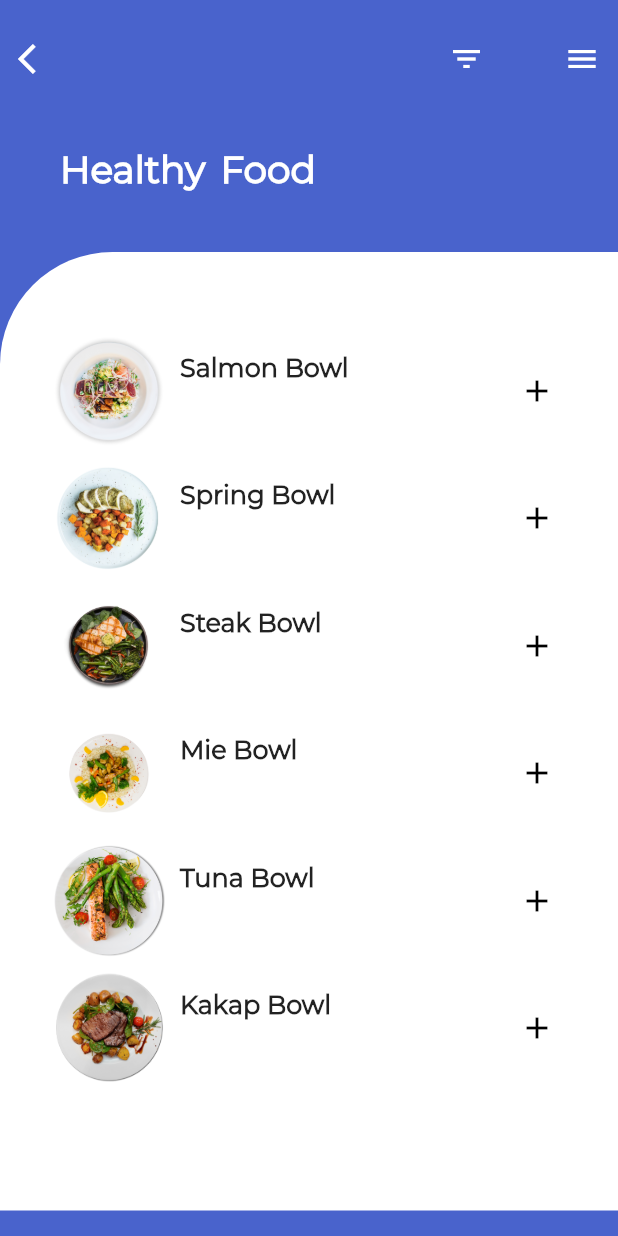
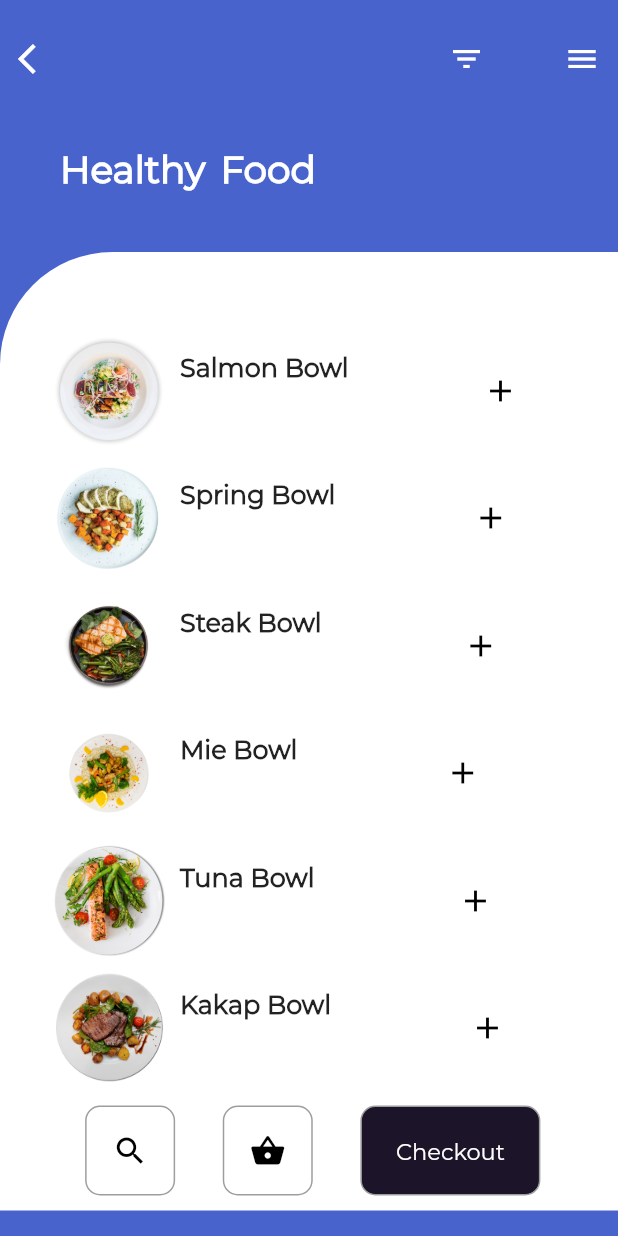
Before and after one commit to 1zaz/nutrisi_app, a Flutter app: the screen it shows after launch, on a phone screen of 412 x 824 dp. Run offline on Flutter 3.47's test engine with Material 2 defaults, Android fonts, the phone set to English and light mode, and no system bars; project files that could hold a hidden picture were left out.

Commit message:
Add button search, cart and checkout

```diff
--- /dev/null
+++ b/lib/detailPage.dart
@@ -0,0 +1,19 @@
+import 'package:flutter/material.dart';
+
+class DetailsPage extends StatefulWidget {
+  final heroTag;
+  final foodName;
+  final foodPrice;
+
+  const DetailsPage({this.heroTag, this.foodName, this.foodPrice});
+
+  @override
+  _DetailsPageState createState() => _DetailsPageState();
+}
+
+class _DetailsPageState extends State<DetailsPage> {
+  @override
+  Widget build(BuildContext context) {
+    return Container();
+  }
+}
--- a/lib/ui/pages/home_page.dart
+++ b/lib/ui/pages/home_page.dart
@@ -82,8 +82,7 @@ class _MyHomePageState extends State<MyHomePage> {
                             'assets/plate2.png', 'Spring Bowl', 'Rp.30.000'),
                         ItemFood(
                             'assets/plate3.png', 'Steak Bowl', 'Rp.70.000'),
-                        ItemFood(
-                            'assets/plate4.png', 'Mie Bowl', 'Rp.20.000'),
+                        ItemFood('assets/plate4.png', 'Mie Bowl', 'Rp.20.000'),
                         ItemFood(
                             'assets/plate5.png', 'Tuna Bowl', 'Rp.100.000'),
                         ItemFood(
@@ -91,6 +90,56 @@ class _MyHomePageState extends State<MyHomePage> {
                       ],
                     ),
                   ),
+                ),
+                Row(
+                  mainAxisAlignment: MainAxisAlignment.spaceEvenly,
+                  children: <Widget>[
+                    Container(
+                      height: 60.0,
+                      width: 60.0,
+                      decoration: BoxDecoration(
+                        border: Border.all(
+                            color: Colors.grey,
+                            style: BorderStyle.solid,
+                            width: 1.0),
+                        borderRadius: BorderRadius.circular(10.0),
+                      ),
+                      child: Center(
+                        child: Icon(Icons.search, color: Colors.black),
+                      ),
+                    ),
+                    Container(
+                      height: 60.0,
+                      width: 60.0,
+                      decoration: BoxDecoration(
+                        border: Border.all(
+                            color: Colors.grey,
+                            style: BorderStyle.solid,
+                            width: 1.0),
+                        borderRadius: BorderRadius.circular(10.0),
+                      ),
+                      child: Center(
+                        child: Icon(Icons.shopping_basket, color: Colors.black),
+                      ),
+                    ),
+                    Container(
+                      height: 60.0,
+                      width: 120.0,
+                      decoration: BoxDecoration(
+                          border: Border.all(
+                              color: Colors.grey,
+                              style: BorderStyle.solid,
+                              width: 1.0),
+                          borderRadius: BorderRadius.circular(10.0),
+                          color: Color(0xFF1C1428)),
+                      child: Center(
+                          child: Text('Checkout',
+                              style: TextStyle(
+                                  fontFamily: 'Montserrat',
+                                  color: Colors.white,
+                                  fontSize: 15.0))),
+                    )
+                  ],
                 )
               ],
             ),
--- a/lib/ui/pages/item_food.dart
+++ b/lib/ui/pages/item_food.dart
@@ -44,8 +44,10 @@ class ItemFood extends StatelessWidget {
                 ],
               ),
             ),
-            IconButton(
-                icon: Icon(Icons.add), color: Colors.black, onPressed: () {})
+            Expanded(
+              child: IconButton(
+                  icon: Icon(Icons.add), color: Colors.black, onPressed: () {}),
+            )
           ],
         ),
       ),
```
